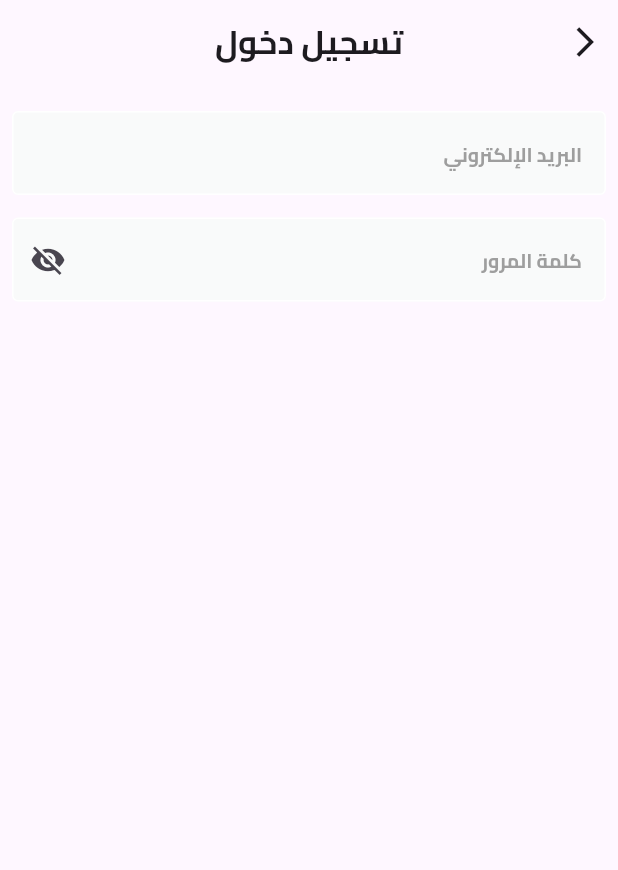
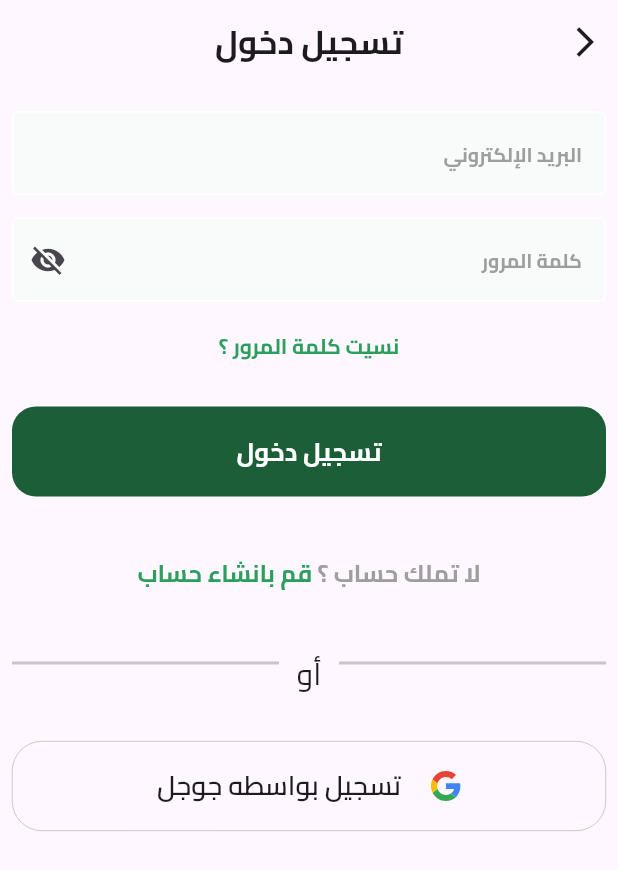
Before and after one commit to MohamedElnaggar0/Fruit_Hub, a Flutter app: the SignInView screen opened by its route, on a phone screen of 412 x 824 dp. Shown: the top 870 px of the screen. Run offline on Flutter 3.47's test engine with Material 3 defaults, Android fonts, the phone set to English and light mode, and no system bars; our stand-ins replace flutter_bloc, flutter_svg, go_router, smooth_page_indicator.

Commit message:
create custom divider and custom Login With google widget

```diff
--- /dev/null
+++ b/lib/features/auth/presentation/widgets/custom_divider.dart
@@ -0,0 +1,29 @@
+import 'package:flutter/material.dart';
+
+class CustomDivider extends StatelessWidget {
+  const CustomDivider({super.key});
+
+  @override
+  Widget build(BuildContext context) {
+    return Stack(
+      children: [
+        Divider(thickness: 2),
+        Center(
+          child: Container(
+            height: 30,
+            width: 40,
+            decoration: BoxDecoration(
+              color: Theme.of(context).scaffoldBackgroundColor,
+            ),
+            child: Center(
+              child: Text(
+                'أو',
+                style: TextStyle(fontFamily: 'Cairo', fontSize: 20),
+              ),
+            ),
+          ),
+        ),
+      ],
+    );
+  }
+}
--- /dev/null
+++ b/lib/features/auth/presentation/widgets/custom_login_with_google.dart
@@ -0,0 +1,35 @@
+import 'package:flutter/material.dart';
+import 'package:flutter_svg/flutter_svg.dart';
+import 'package:fruit_hub/core/utils/app_assets.dart';
+
+class CustomLoginWithGoogle extends StatelessWidget {
+  const CustomLoginWithGoogle({super.key});
+
+  @override
+  Widget build(BuildContext context) {
+    return Container(
+      height: 60,
+      width: double.infinity,
+      decoration: BoxDecoration(
+        borderRadius: BorderRadius.circular(20),
+        border: BoxBorder.all(width: .35, color: Colors.grey),
+      ),
+
+      child: Row(
+        mainAxisAlignment: MainAxisAlignment.center,
+        children: [
+          SvgPicture.asset(Assets.svgsGoogleIcons),
+          SizedBox(width: 20),
+          Text(
+            'تسجيل بواسطه جوجل',
+            style: TextStyle(
+              fontFamily: 'Cairo',
+              fontSize: 18,
+              fontWeight: FontWeight.w600,
+            ),
+          ),
+        ],
+      ),
+    );
+  }
+}
--- a/lib/features/auth/presentation/widgets/sign_in_view_body.dart
+++ b/lib/features/auth/presentation/widgets/sign_in_view_body.dart
@@ -1,4 +1,7 @@
 import 'package:flutter/material.dart';
+import 'package:fruit_hub/core/widgets/custom_bottom.dart';
+import 'package:fruit_hub/features/auth/presentation/widgets/custom_divider.dart';
+import 'package:fruit_hub/features/auth/presentation/widgets/custom_login_with_google.dart';
 import 'package:fruit_hub/features/auth/presentation/widgets/custom_password_text_form_field.dart';
 import 'package:fruit_hub/features/auth/presentation/widgets/custom_text_form_field.dart';
 
@@ -19,6 +22,45 @@ class SignInViewBody extends StatelessWidget {
           SizedBox(height: 15),
           CustomPasswordTextFormField(onSaved: (value) {}),
           SizedBox(height: 20),
+          Text(
+            'نسيت كلمة المرور ؟',
+            style: TextStyle(
+              fontFamily: 'Cairo',
+              fontSize: 14,
+              color: Color(0xFF2D9F5D),
+              fontWeight: FontWeight.w700,
+            ),
+          ),
+          SizedBox(height: 30),
+          CustomBottom(text: 'تسجيل دخول'),
+          SizedBox(height: 40),
+          Row(
+            mainAxisAlignment: MainAxisAlignment.center,
+            children: [
+              Text(
+                ' لا تملك حساب ؟',
+                style: TextStyle(
+                  fontFamily: 'Cairo',
+                  fontSize: 16,
+                  fontWeight: FontWeight.w700,
+                  color: Colors.grey,
+                ),
+              ),
+              Text(
+                ' قم بانشاء حساب ',
+                style: TextStyle(
+                  fontFamily: 'Cairo',
+                  fontSize: 16,
+                  fontWeight: FontWeight.w700,
+                  color: Color(0xFF2D9F5D),
+                ),
+              ),
+            ],
+          ),
+          SizedBox(height: 40),
+          CustomDivider(),
+          SizedBox(height: 30),
+          CustomLoginWithGoogle(),
         ],
       ),
     );
--- a/lib/features/onboarding/presentation/widgets/onboarding_view_body.dart
+++ b/lib/features/onboarding/presentation/widgets/onboarding_view_body.dart
@@ -75,7 +75,6 @@ class _OnboardingViewBodyState extends State<OnboardingViewBody> {
                     text: 'ابدأ الان',
                     onTap: () {
                       GoRouter.of(context).go(AppRouter.kSignInView);
-                      print('tapped!!!!!!!!!!!!!!!!!!!');
                     },
                   ),
                 )
```
